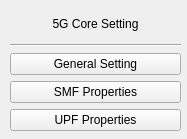
Old version of the form netflux5g-editor/src/gui/ui/Core5GDialog.ui in the repository adaptivenetworklab/NetFlux5G.
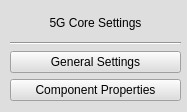
New version of the form.

Commit message: UI Files: add name object, add component5g ui files

```diff
--- a/netflux5g-editor/src/gui/ui/Core5GDialog.ui
+++ b/netflux5g-editor/src/gui/ui/Core5GDialog.ui
@@ -7,19 +7,22 @@
     <x>0</x>
     <y>0</y>
     <width>187</width>
-    <height>139</height>
+    <height>112</height>
    </rect>
   </property>
   <property name="windowTitle">
    <string>Form</string>
   </property>
+  <property name="styleSheet">
+   <string notr="true">background-color: rgb(222, 222, 222);</string>
+  </property>
   <widget class="QWidget" name="verticalLayoutWidget">
    <property name="geometry">
     <rect>
      <x>10</x>
      <y>10</y>
      <width>171</width>
-     <height>121</height>
+     <height>91</height>
     </rect>
    </property>
    <layout class="QVBoxLayout" name="verticalLayout">
@@ -32,7 +35,7 @@
        </sizepolicy>
       </property>
       <property name="text">
-       <string>5G Core Setting</string>
+       <string>5G Core Settings</string>
       </property>
       <property name="alignment">
        <set>Qt::AlignCenter</set>
@@ -49,21 +52,14 @@
     <item>
      <widget class="QPushButton" name="pushButton">
       <property name="text">
-       <string>General Setting</string>
+       <string>General Settings</string>
       </property>
      </widget>
     </item>
     <item>
      <widget class="QPushButton" name="pushButton_2">
       <property name="text">
-       <string>SMF Properties</string>
-      </property>
-     </widget>
-    </item>
-    <item>
-     <widget class="QPushButton" name="pushButton_3">
-      <property name="text">
-       <string>UPF Properties</string>
+       <string>Component Properties</string>
       </property>
      </widget>
     </item>
```
Left out of the diff: 4 changed lines with no effect on the pictures. The commit also changes 20 other files.
